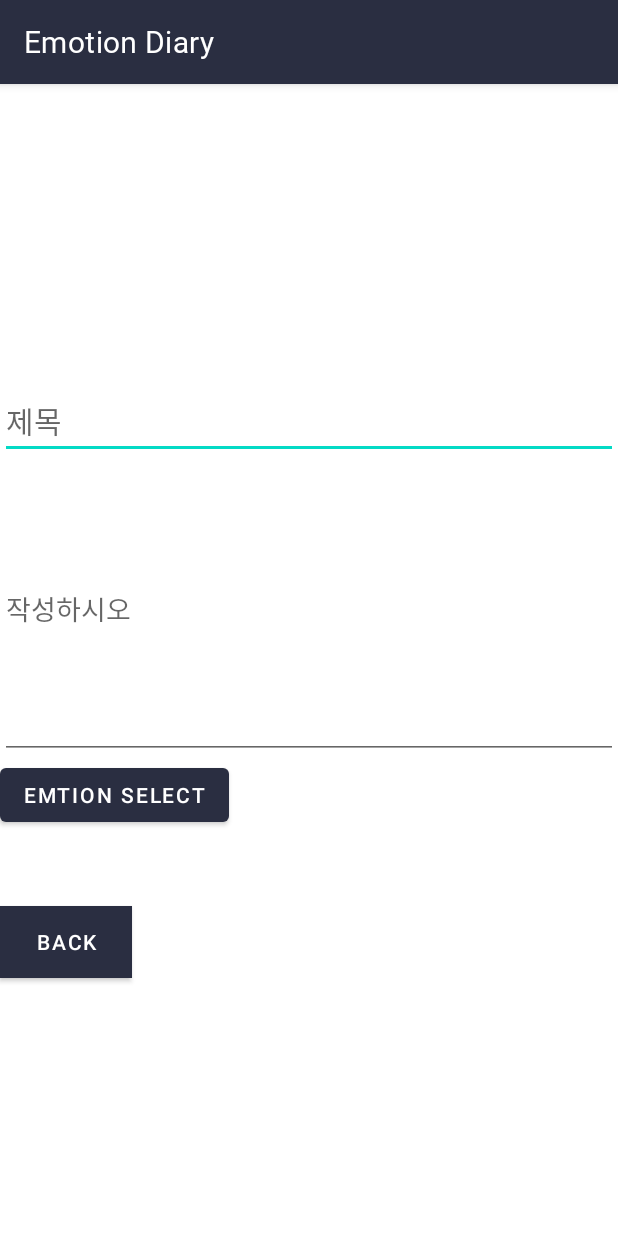
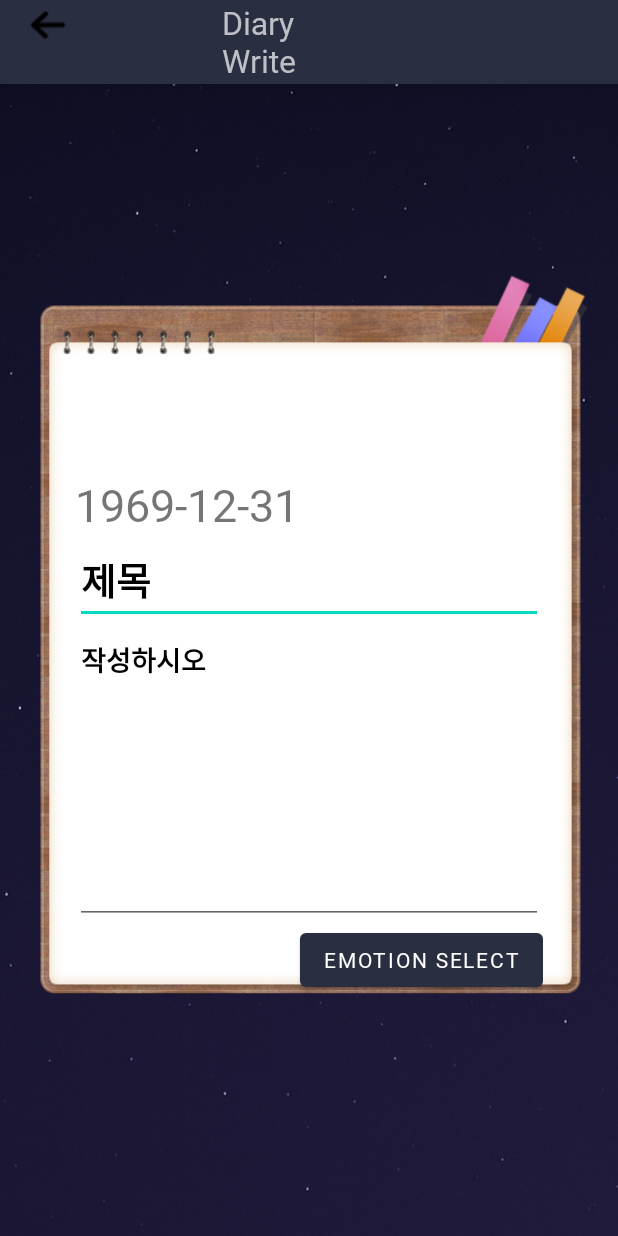
Before and after one commit to 25-Gachon-MobileProgramming/EmoTa-Diary, an Android app: the DiaryWriteActivity screen opened directly, with no data from a screen before it, on a phone screen of 412 x 824 dp. Run offline under Robolectric (Android 15) with nearby library versions, the phone set to English and light mode, and no system bars; Roboto replaces fonts that are not available here.

Commit message:
add , diaryactivity에는 버튼을 플로팅으로 바꿔봤고, diarywrite쪽은 날짜를 formattedDate로 따로 만들어 날짜를 나타냈습니다. 그 외는 오늘 보여드린 대로 입니다.
코드 위치를 바꾸느라 자잘한 변경사항이 있습니다

```diff
--- a/app/src/main/java/kr/co/gachon/emotion_diary/MainActivity.java
+++ b/app/src/main/java/kr/co/gachon/emotion_diary/MainActivity.java
@@ -3,8 +3,7 @@ package kr.co.gachon.emotion_diary;
 import android.content.Intent;
 import android.os.Bundle;
 import android.util.Log;
-import android.widget.Button;
-
+import android.widget.ImageButton;
 import com.google.android.material.bottomnavigation.BottomNavigationView;
 import androidx.appcompat.app.AppCompatActivity;
 import androidx.navigation.NavController;
@@ -49,7 +48,7 @@ public class MainActivity extends AppCompatActivity {
         NavigationUI.setupWithNavController(binding.navView, navController);
 
 
-        Button imageButton = findViewById(R.id.diary_write_button);
+        ImageButton imageButton = findViewById(R.id.diary_write_button);
 
         imageButton.setOnClickListener(view -> {
             Intent intent = new Intent(getApplicationContext(), DiaryWriteActivity.class);
--- a/app/src/main/java/kr/co/gachon/emotion_diary/ui/writePage/DiaryWriteActivity.java
+++ b/app/src/main/java/kr/co/gachon/emotion_diary/ui/writePage/DiaryWriteActivity.java
@@ -6,11 +6,14 @@ import android.util.Log;
 import android.view.View;
 import android.widget.Button;
 import android.widget.EditText;
+import android.widget.ImageButton;
 import android.widget.TextView;
 import android.widget.Toast;
+import androidx.appcompat.app.ActionBar;
 import androidx.appcompat.app.AppCompatActivity;
+import java.text.SimpleDateFormat;
 import java.util.Date;
-import kr.co.gachon.emotion_diary.MainActivity;
+import java.util.Locale;
 import kr.co.gachon.emotion_diary.R;
 import kr.co.gachon.emotion_diary.ui.emotion.EmotionSelectActivity;
 
@@ -30,15 +33,39 @@ public class DiaryWriteActivity extends AppCompatActivity {
 
         Log.wtf("Test", selectedDate.toString());
 
+        // 나짜 데이터 연도 월 일로 바꿔서 @stirng으로 받게 한 뒤 화면에 뜨게 만듬
+        SimpleDateFormat formatter = new SimpleDateFormat("yyyy-MM-dd", Locale.getDefault()); // Locale 설정 필요
+        String formattedDate = formatter.format(selectedDate);
+        Log.wtf("Test", formattedDate);
+
+        TextView dateTextView = findViewById(R.id.dateTextView);
+        dateTextView.setText(formattedDate);
+
+        // 바 왼쪽에 imageButton 사용해서 뒤로가기
+        ActionBar actionBar = getSupportActionBar();
+        if (actionBar != null) {
+            actionBar.setDisplayOptions(ActionBar.DISPLAY_SHOW_CUSTOM);
+            actionBar.setCustomView(R.layout.custom_back_bar);
+
+            ImageButton backButton = actionBar.getCustomView().findViewById(R.id.backButtonActionBar);
+            backButton.setOnClickListener(new View.OnClickListener() {
+                @Override
+                public void onClick(View v) {
+                    finish();
+                }
+            });
+
+            // 액션 바 제목 바꾸기
+            TextView titleTextView = actionBar.getCustomView().findViewById(R.id.titleTextViewActionBar);
+            if (titleTextView != null) {
+                titleTextView.setText("Diary Write");
+            }
+        }
+
             Intent intent = getIntent();
 
-        // DiaryWriteActivity에서 보낸 정보 받기
-        String CurrentDate = intent.getStringExtra("date");
             String title = intent.getStringExtra("title");
             String content = intent.getStringExtra("content");
-
-        TextView textView = findViewById(R.id.dateTextView);
-        textView.setText(CurrentDate);
 
             EditText titleView = findViewById(R.id.titleTextView);
             titleView.setText(title);
@@ -47,8 +74,8 @@ public class DiaryWriteActivity extends AppCompatActivity {
             contentView.setText(content);
 
             // 시간 제목 내용을 Emotionactivity로 보냄
-        Button button = findViewById(R.id.nextPage);
-        button.setOnClickListener(new View.OnClickListener() {
+            Button nextPageButton = findViewById(R.id.nextPage); // ImageButton 대신 MaterialButton으로 변경
+            nextPageButton.setOnClickListener(new View.OnClickListener() {
                 @Override
                 public void onClick(View view) {
 
@@ -67,15 +94,5 @@ public class DiaryWriteActivity extends AppCompatActivity {
                     }
                 }
             });
-
-        // MainActivity로 화면 이동
-        Button backbutton = findViewById(R.id.backButton);
-        backbutton.setOnClickListener((new View.OnClickListener(){
-            @Override
-            public void onClick(View view){
-                Intent intent = new Intent(getApplicationContext(), MainActivity.class);
-                startActivity(intent);
-            }
-        }));
         }
     }
--- a/app/src/main/res/layout/activity_diary_write.xml
+++ b/app/src/main/res/layout/activity_diary_write.xml
@@ -1,49 +1,70 @@
-<?xml version="1.0" encoding="utf-8"?>
-<LinearLayout xmlns:android="http://schemas.android.com/apk/res/android"
+<FrameLayout xmlns:android="http://schemas.android.com/apk/res/android"
     android:layout_width="match_parent"
     android:layout_height="match_parent"
-    android:layout_marginTop="100dp"
+    xmlns:app="http://schemas.android.com/apk/res-auto">
+
+    <!-- 첫 번째 배경: background.png -->
+    <ImageView
+        android:layout_width="match_parent"
+        android:layout_height="match_parent"
+        android:src="@drawable/background"
+        android:scaleType="centerCrop" />
+
+    <!-- 두 번째 배경: yellow_notebook.png -->
+    <!-- 첫 번째 배경위에다가 두 번째 배경을 씌움 -->
+    <ImageView
+        android:layout_width="match_parent"
+        android:layout_height="match_parent"
+        android:src="@drawable/yellow_notebook"
+        android:scaleType="fitCenter"
+        />
+
+    <LinearLayout
+        android:layout_width="match_parent"
+        android:layout_height="match_parent"
+        android:padding="50dp"
         android:orientation="vertical">
 
         <TextView
             android:id="@+id/dateTextView"
             android:layout_width="match_parent"
             android:layout_height="50dp"
-        android:layout_marginTop="50dp"
-        android:text="날짜" />
+            android:layout_marginTop="210dp"
+            android:textSize="30dp"
+            android:text="@string/current_date" />
 
         <EditText
             android:id="@+id/titleTextView"
             android:layout_width="match_parent"
             android:layout_height="50dp"
             android:hint="제목"
-        android:textSize="20sp" />
-
+            android:textColor="@color/black"
+            android:textColorHint="@color/black"
+            android:foregroundTint="@color/black"
+            android:maxLength="30"
+            android:fontFamily="@font/font"
+            android:textFontWeight="700"
+            android:textSize="25sp" />
         <EditText
             android:id="@+id/contentTextView"
             android:layout_width="match_parent"
             android:layout_height="200dp"
-        android:hint="작성하시오" />
-
-    <TextView
-        android:id="@+id/emotionTextView"
-        android:layout_width="match_parent"
-        android:layout_height="0dp"
-        android:text="감정" />
-
+            android:fontFamily="@font/font"
+            android:textFontWeight="700"
+            android:hint="작성하시오"
+            android:textColor="@color/black"
+            android:textColorHint="@color/black"
+            android:foregroundTint="@color/black"
+            android:textSize="18sp"
+            android:maxLength="150"
+            android:gravity="start|top" />
 
         <Button
             android:id="@+id/nextPage"
             android:layout_width="wrap_content"
             android:layout_height="wrap_content"
-        android:text="emtion select" />
-
-    <Button
-        android:id="@+id/backButton"
-        android:layout_width="wrap_content"
-        android:layout_height="wrap_content"
-        android:layout_marginTop="50dp"
-        android:background="@color/black"
-        android:text="back" />
-
+            android:layout_gravity="end"
+            android:fontFamily="@font/font"
+            android:text="emotion select" />
     </LinearLayout>
+</FrameLayout>
--- /dev/null
+++ b/app/src/main/res/layout/custom_back_bar.xml
@@ -0,0 +1,24 @@
+<?xml version="1.0" encoding="utf-8"?>
+<LinearLayout xmlns:android="http://schemas.android.com/apk/res/android"
+    android:layout_width="match_parent"
+    android:layout_height="wrap_content"
+    android:orientation="horizontal">
+
+    <ImageButton
+        android:id="@+id/backButtonActionBar"
+        android:layout_width="wrap_content"
+        android:layout_height="wrap_content"
+        android:background="?attr/selectableItemBackgroundBorderless"
+        android:layout_gravity="start"
+        android:src="@drawable/left"/>
+
+    <TextView
+        android:id="@+id/titleTextViewActionBar"
+        android:layout_width="100dp"
+        android:layout_height="wrap_content"
+        android:layout_gravity="center"
+        android:layout_marginLeft="100dp"
+        android:text="@string/diary_write_title"
+        android:textSize="21sp" />
+
+</LinearLayout>
--- a/app/src/main/res/values/strings.xml
+++ b/app/src/main/res/values/strings.xml
@@ -4,5 +4,7 @@
     <string name="title_calendar">Calendar</string>
     <string name="title_timeLine">Time Line</string>
     <string name="title_myPage">My Page</string>
-    <string name="answer">답변</string>
+    <string name="answer">Answer</string>
+    <string name="diary_write_title">Diary Write</string>
+    <string name="current_date">날짜</string>
 </resources>
```
Also changed, not shown: app/src/main/java/kr/co/gachon/emotion_diary/ui/answerPage/AnswerActivity.java (+27 -9 lines), app/src/main/java/kr/co/gachon/emotion_diary/ui/emotion/EmotionSelectActivity.java (+68 -22 lines), app/src/main/res/layout/activity_diary_answer.xml (+7 -3 lines), app/src/main/res/layout/activity_diary_emotion.xml (+26 -27 lines), app/src/main/res/layout/activity_main.xml (+8 -5 lines), app/src/main/res/drawable/angry.png (added), app/src/main/res/drawable/happy.png (added), app/src/main/res/drawable/left.png (added), app/src/main/res/drawable/sad.png (added), app/src/main/res/drawable/tired.png (added), app/src/main/res/drawable/write_icon.png (added), app/src/main/res/drawable/yellow_notebook.png (added). Lines whose indentation alone changed are shown as unchanged.
